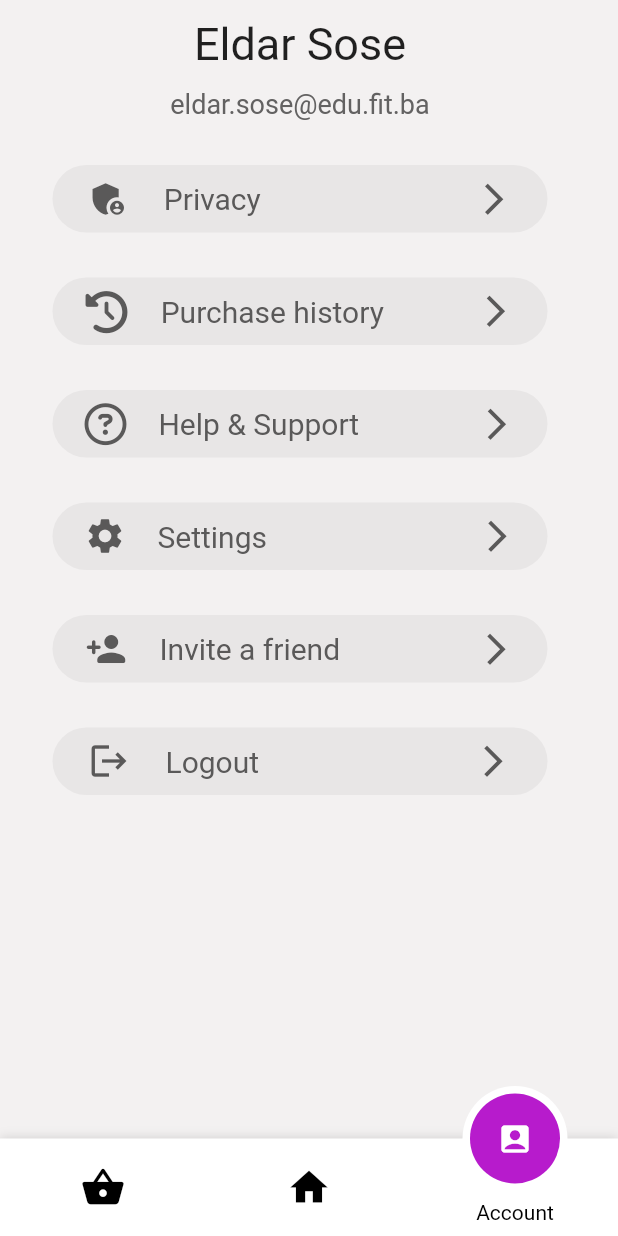
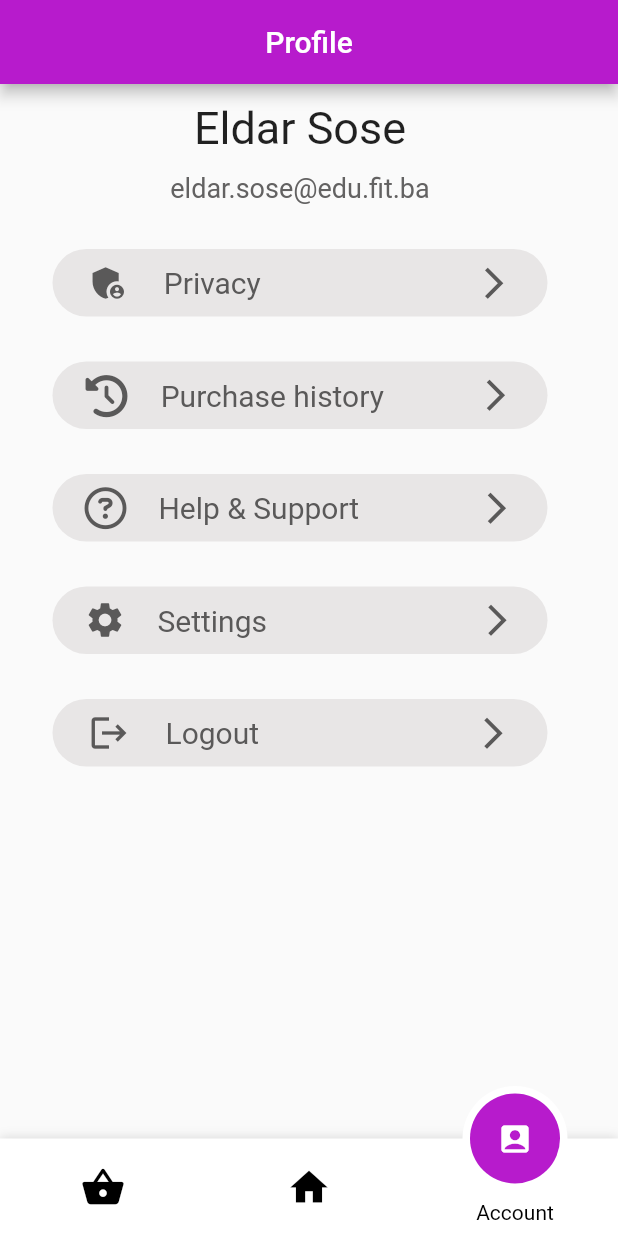
Before and after one commit to EldarSose/PickMeUp_Client, a Flutter app: the ProfilePage screen opened directly, on a phone screen of 412 x 824 dp. Run offline on Flutter 3.47's test engine with Material 2 defaults, Android fonts, the phone set to English and light mode, and no system bars; drawn by our look-alikes of motion_tab_bar_v2; our stand-ins replace flutter_rating_bar, font_awesome_flutter, hive_flutter, page_transition; accounts and stored records are empty.

Commit message:
modified profile page

```diff
--- a/lib/ui/mobile/mobile_helper/nav_bar.dart
+++ b/lib/ui/mobile/mobile_helper/nav_bar.dart
@@ -3,7 +3,7 @@ import 'package:motion_tab_bar_v2/motion-tab-bar.dart';
 import 'package:page_transition/page_transition.dart';
 
 import '../home_page.dart';
-import '../profile_view.dart';
+import '../profile_page/profile_view.dart';
 
 class NavigationBarPage extends StatefulWidget {
   final int index;
--- /dev/null
+++ b/lib/ui/mobile/profile_page/profile_tab.dart
@@ -0,0 +1,52 @@
+import 'package:flutter/material.dart';
+
+class ProfileTabs extends StatelessWidget {
+  final String tabText;
+  final IconData icon;
+  final double padding;
+  const ProfileTabs(
+      {required this.tabText,
+      required this.icon,
+      required this.padding,
+      super.key});
+
+  @override
+  Widget build(BuildContext context) {
+    return Padding(
+      padding: const EdgeInsets.only(top: 30.0),
+      child: Container(
+        width: 330,
+        height: 45,
+        decoration: BoxDecoration(
+          borderRadius: BorderRadius.circular(40),
+          color: const Color.fromARGB(255, 232, 230, 230),
+        ),
+        child: Row(
+          mainAxisAlignment: MainAxisAlignment.spaceEvenly,
+          children: [
+            Icon(
+              icon,
+              size: 28,
+              color: const Color.fromARGB(255, 90, 89, 89),
+            ),
+            Text(
+              tabText,
+              style: const TextStyle(
+                color: Color.fromARGB(255, 90, 89, 89),
+                fontSize: 20,
+              ),
+            ),
+            Padding(
+              padding: EdgeInsets.only(left: padding),
+              child: const Icon(
+                Icons.arrow_forward_ios,
+                size: 25,
+                color: Color.fromARGB(255, 90, 89, 89),
+              ),
+            ),
+          ],
+        ),
+      ),
+    );
+  }
+}
--- a/lib/ui/mobile/profile_view.dart
+++ b/lib/ui/mobile/profile_page/profile_view.dart
@@ -1,6 +1,7 @@
 import 'package:flutter/material.dart';
 import 'package:font_awesome_flutter/font_awesome_flutter.dart';
 import 'package:pickmeup/ui/mobile/mobile_helper/nav_bar.dart';
+import 'package:pickmeup/ui/mobile/profile_page/profile_tab.dart';
 
 class ProfilePage extends StatelessWidget {
   const ProfilePage({super.key});
@@ -8,7 +9,13 @@ class ProfilePage extends StatelessWidget {
   @override
   Widget build(BuildContext context) {
     return Scaffold(
-      backgroundColor: const Color.fromARGB(255, 243, 241, 241),
+      appBar: AppBar(
+        title: const Center(
+          child: Text("Profile"),
+        ),
+        backgroundColor: Theme.of(context).primaryColor,
+        automaticallyImplyLeading: false,
+      ),
       body: SingleChildScrollView(
         child: SizedBox(
           width: 400,
@@ -57,11 +64,6 @@ class ProfilePage extends StatelessWidget {
                   padding: 120.0,
                 ),
                 ProfileTabs(
-                  tabText: "Invite a friend",
-                  icon: Icons.person_add_rounded,
-                  padding: 70.0,
-                ),
-                ProfileTabs(
                   tabText: "Logout",
                   icon: Icons.logout,
                   padding: 120.0,
@@ -77,54 +79,3 @@ class ProfilePage extends StatelessWidget {
     );
   }
 }
-
-class ProfileTabs extends StatelessWidget {
-  final String tabText;
-  final IconData icon;
-  final double padding;
-  const ProfileTabs(
-      {required this.tabText,
-      required this.icon,
-      required this.padding,
-      super.key});
-
-  @override
-  Widget build(BuildContext context) {
-    return Padding(
-      padding: const EdgeInsets.only(top: 30.0),
-      child: Container(
-        width: 330,
-        height: 45,
-        decoration: BoxDecoration(
-          borderRadius: BorderRadius.circular(40),
-          color: const Color.fromARGB(255, 232, 230, 230),
-        ),
-        child: Row(
-          mainAxisAlignment: MainAxisAlignment.spaceEvenly,
-          children: [
-            Icon(
-              icon,
-              size: 28,
-              color: const Color.fromARGB(255, 90, 89, 89),
-            ),
-            Text(
-              tabText,
-              style: const TextStyle(
-                color: Color.fromARGB(255, 90, 89, 89),
-                fontSize: 20,
-              ),
-            ),
-            Padding(
-              padding: EdgeInsets.only(left: padding),
-              child: const Icon(
-                Icons.arrow_forward_ios,
-                size: 25,
-                color: Color.fromARGB(255, 90, 89, 89),
-              ),
-            ),
-          ],
-        ),
-      ),
-    );
-  }
-}
```
